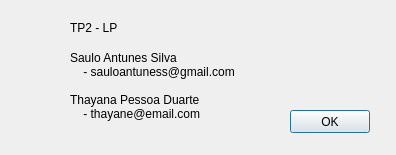
Above: 2015 2/llp/tp2/Lig4/sobre.ui from sauloantunes/cefet before the change. Below: the same form after it.
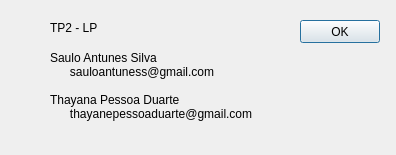
That is the form after the change.

The edit to the form file:
```diff
--- a/2015 2/llp/tp2/Lig4/sobre.ui
+++ b/2015 2/llp/tp2/Lig4/sobre.ui
@@ -16,8 +16,8 @@
   <widget class="QPushButton" name="sobre_ok">
    <property name="geometry">
     <rect>
-     <x>290</x>
-     <y>110</y>
+     <x>300</x>
+     <y>20</y>
      <width>80</width>
      <height>23</height>
     </rect>
@@ -29,24 +29,24 @@
   <widget class="QLabel" name="label">
    <property name="geometry">
     <rect>
-     <x>70</x>
+     <x>50</x>
      <y>40</y>
-     <width>191</width>
+     <width>231</width>
      <height>91</height>
     </rect>
    </property>
    <property name="text">
     <string>Saulo Antunes Silva
-    - sauloantuness@gmail.com
+      sauloantuness@gmail.com
 
 Thayana Pessoa Duarte
-    - thayane@email.com</string>
+      thayanepessoaduarte@gmail.com</string>
    </property>
   </widget>
   <widget class="QLabel" name="label_2">
    <property name="geometry">
     <rect>
-     <x>70</x>
+     <x>50</x>
      <y>20</y>
      <width>59</width>
      <height>15</height>
```
